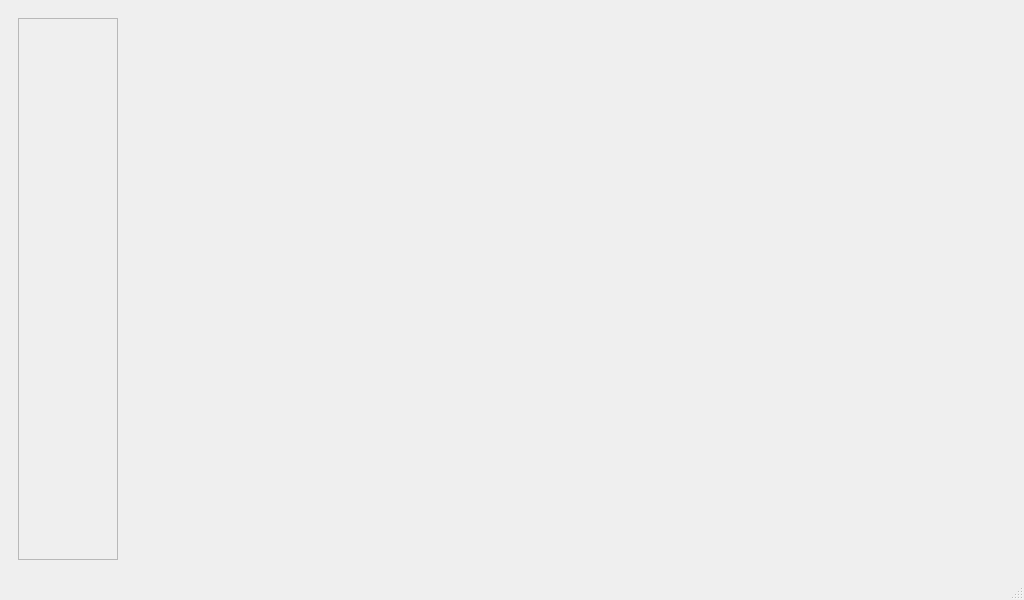
First picture: the form in ACGDreamFrame/common/GUI/GUIMain/GUIMain.ui, repository ziyanyaolong/ACGDream, before the edit.
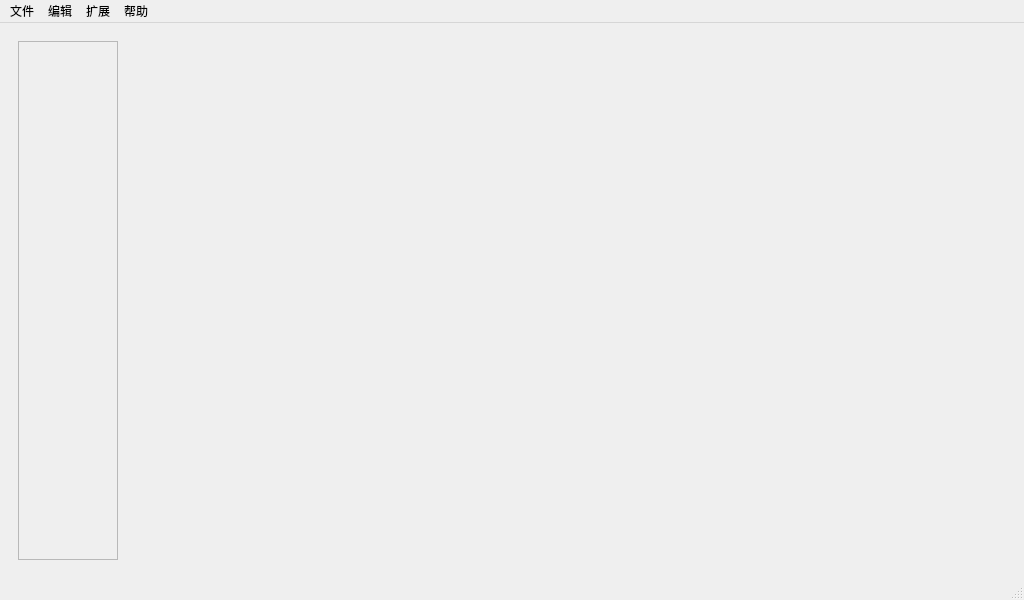
Second picture: the form after the edit. Custom widgets are drawn as their Qt base class.

The edit to the form file:
```diff
--- a/ACGDreamFrame/common/GUI/GUIMain/GUIMain.ui
+++ b/ACGDreamFrame/common/GUI/GUIMain/GUIMain.ui
@@ -55,7 +55,7 @@
             <x>0</x>
             <y>0</y>
             <width>98</width>
-            <height>519</height>
+            <height>517</height>
            </rect>
           </property>
           <layout class="QHBoxLayout" name="horizontalLayout">
@@ -166,9 +166,35 @@
      <x>0</x>
      <y>0</y>
      <width>1024</width>
-     <height>22</height>
+     <height>23</height>
     </rect>
    </property>
+   <widget class="QMenu" name="menu">
+    <property name="title">
+     <string>文件</string>
+    </property>
+   </widget>
+   <widget class="QMenu" name="menu_2">
+    <property name="title">
+     <string>编辑</string>
+    </property>
+   </widget>
+   <widget class="QMenu" name="menu_3">
+    <property name="title">
+     <string>扩展</string>
+    </property>
+    <addaction name="actions"/>
+    <addaction name="separator"/>
+   </widget>
+   <widget class="QMenu" name="menu_4">
+    <property name="title">
+     <string>帮助</string>
+    </property>
+   </widget>
+   <addaction name="menu"/>
+   <addaction name="menu_2"/>
+   <addaction name="menu_3"/>
+   <addaction name="menu_4"/>
   </widget>
   <widget class="QStatusBar" name="statusbar"/>
  </widget>
```
Left out of the diff: 5 changed lines with no effect on the pictures.
